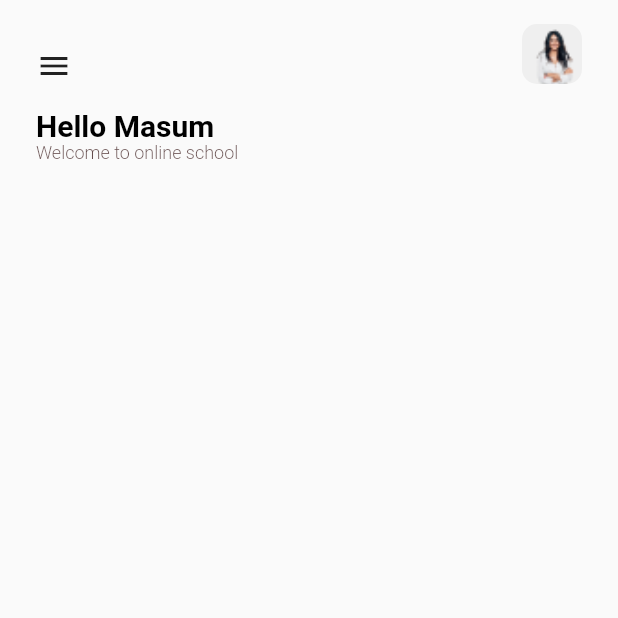
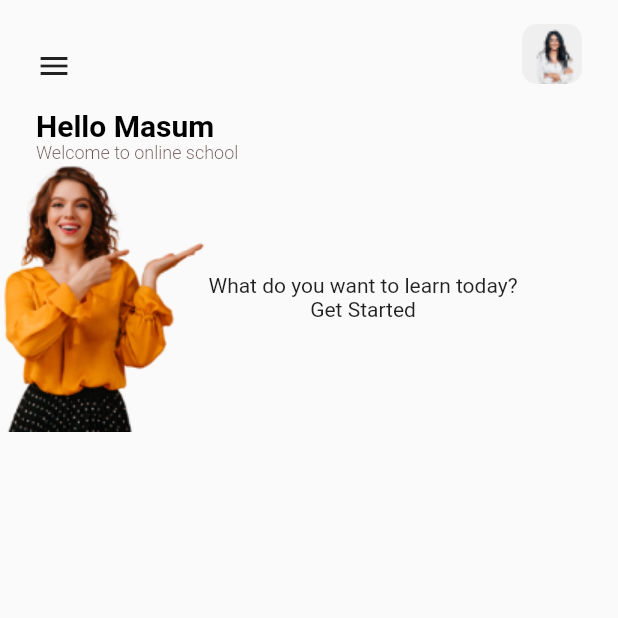
Before and after one commit to romofel/flutter-ui_practice-online_school, a Flutter app: the screen it shows after launch, on a phone screen of 412 x 824 dp, the top half of it. Run offline on Flutter 3.47's test engine with Material 2 defaults, Android fonts, the phone set to English and light mode, and no system bars; our stand-ins replace google_fonts.

Commit message:
Start scaffolding the hero section

```diff
--- a/lib/screens/home_screen.dart
+++ b/lib/screens/home_screen.dart
@@ -56,6 +56,24 @@ class HomeScreen extends StatelessWidget {
                 ],
               ),
             ),
+            Container(
+              child: Row(
+                children: [
+                  Image(
+                    image: AssetImage('assets/images/hero_girl.png'),
+                    fit: BoxFit.cover,
+                  ),
+                  Column(
+                    children: [
+                      Text('What do you want to learn today?'),
+                      Container(
+                        child: Text('Get Started'),
+                      ),
+                    ],
+                  ),
+                ],
+              ),
+            ),
           ],
         ),
       ),
```
